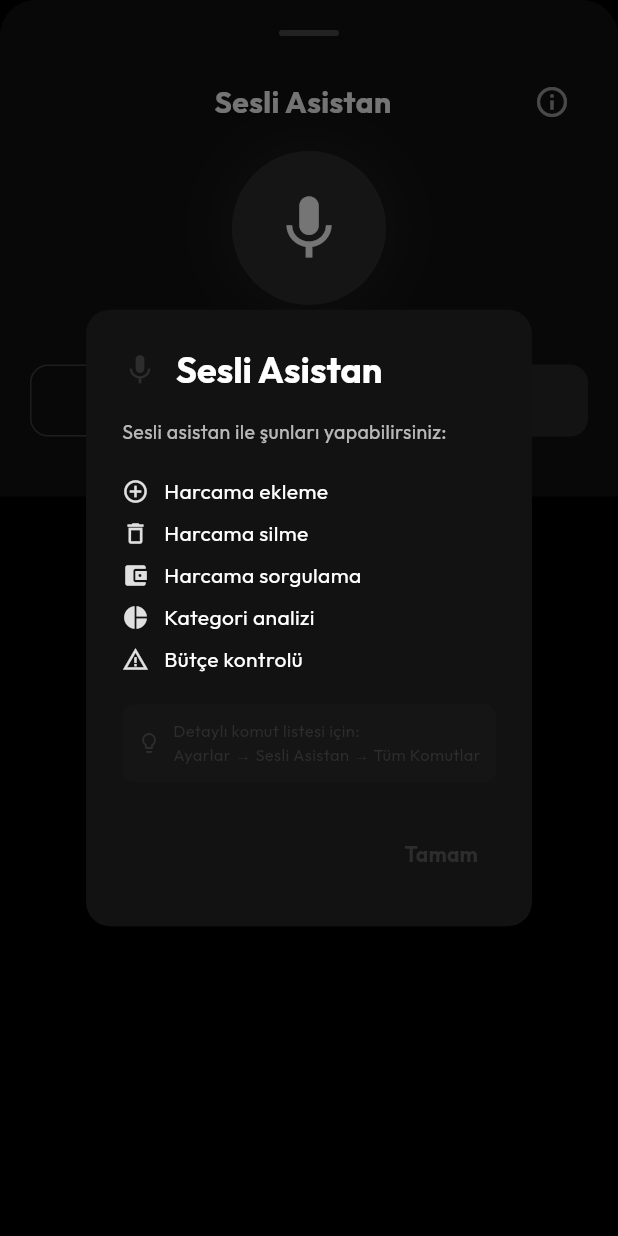
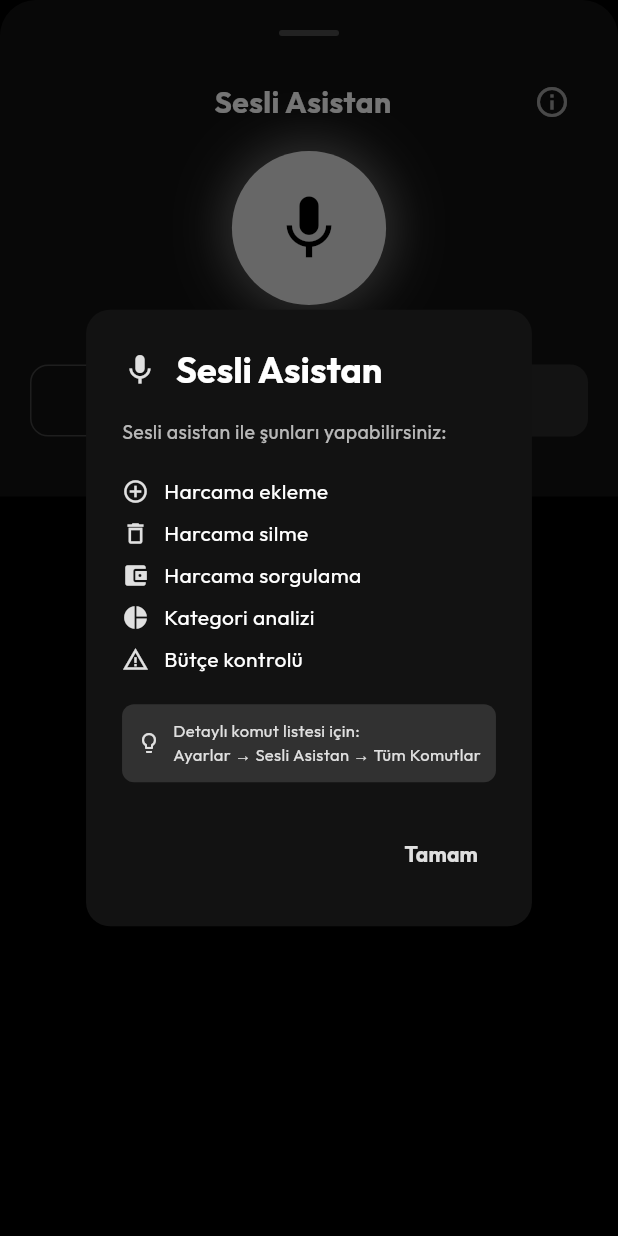
Before and after one commit to SeyitAltintas/Cashly, a Flutter app: the VoiceInputSheet widget shown alone on an empty page, opened directly with empty values, after a tap on the "info outline" icon, on a phone screen of 412 x 824 dp. Run offline on Flutter 3.47's test engine with Material 3 defaults, Android fonts, the light colour scheme and no system bars; our stand-ins replace fl_chart, flutter_tts, google_fonts, hive_flutter, image_picker, local_auth and 1 more; accounts and stored records are empty.

Commit message:
Varsayılan tema dördüncü adım tamamlandı.

```diff
--- a/lib/features/expenses/presentation/widgets/voice_input_sheet.dart
+++ b/lib/features/expenses/presentation/widgets/voice_input_sheet.dart
@@ -1050,7 +1050,7 @@ class _VoiceInputSheetState extends State<VoiceInputSheet>
         shape: RoundedRectangleBorder(borderRadius: BorderRadius.circular(16)),
         title: Row(
           children: [
-            Icon(Icons.mic, color: Theme.of(context).colorScheme.primary),
+            Icon(Icons.mic, color: Theme.of(context).colorScheme.secondary),
             const SizedBox(width: 12),
             Text(
               'Sesli Asistan',
@@ -1094,7 +1094,7 @@ class _VoiceInputSheetState extends State<VoiceInputSheet>
               decoration: BoxDecoration(
                 color: Theme.of(
                   context,
-                ).colorScheme.primary.withValues(alpha: 0.1),
+                ).colorScheme.secondary.withValues(alpha: 0.15),
                 borderRadius: BorderRadius.circular(8),
               ),
               child: Row(
@@ -1102,14 +1102,14 @@ class _VoiceInputSheetState extends State<VoiceInputSheet>
                   Icon(
                     Icons.lightbulb_outline,
                     size: 16,
-                    color: Theme.of(context).colorScheme.primary,
+                    color: Theme.of(context).colorScheme.secondary,
                   ),
                   const SizedBox(width: 8),
                   Expanded(
                     child: Text(
                       'Detaylı komut listesi için:\nAyarlar → Sesli Asistan → Tüm Komutlar',
                       style: TextStyle(
-                        color: Theme.of(context).colorScheme.primary,
+                        color: Theme.of(context).colorScheme.secondary,
                         fontSize: 11,
                       ),
                     ),
@@ -1125,7 +1125,7 @@ class _VoiceInputSheetState extends State<VoiceInputSheet>
             child: Text(
               'Tamam',
               style: TextStyle(
-                color: Theme.of(context).colorScheme.primary,
+                color: Theme.of(context).colorScheme.secondary,
                 fontWeight: FontWeight.bold,
               ),
             ),
@@ -1475,8 +1475,10 @@ class _VoiceInputSheetState extends State<VoiceInputSheet>
                     child: ElevatedButton(
                       onPressed: canConfirm ? _confirm : null,
                       style: ElevatedButton.styleFrom(
-                        backgroundColor: Theme.of(context).colorScheme.primary,
-                        foregroundColor: Colors.white,
+                        backgroundColor: Theme.of(
+                          context,
+                        ).colorScheme.secondary,
+                        foregroundColor: Colors.black,
                         padding: const EdgeInsets.symmetric(vertical: 14),
                         shape: RoundedRectangleBorder(
                           borderRadius: BorderRadius.circular(12),
@@ -1788,7 +1790,7 @@ class _VoiceInputSheetState extends State<VoiceInputSheet>
                   decoration: BoxDecoration(
                     shape: BoxShape.circle,
                     color: _isListening
-                        ? Theme.of(context).colorScheme.primary
+                        ? Theme.of(context).colorScheme.secondary
                         : Theme.of(
                             context,
                           ).colorScheme.onSurface.withValues(alpha: 0.1),
@@ -1797,7 +1799,7 @@ class _VoiceInputSheetState extends State<VoiceInputSheet>
                             BoxShadow(
                               color: Theme.of(
                                 context,
-                              ).colorScheme.primary.withValues(alpha: 0.4),
+                              ).colorScheme.secondary.withValues(alpha: 0.4),
                               blurRadius: 20,
                               spreadRadius: 5,
                             ),
@@ -1808,8 +1810,8 @@ class _VoiceInputSheetState extends State<VoiceInputSheet>
                     _isListening ? Icons.mic : Icons.mic_none,
                     size: 40,
                     color: _isListening
-                        ? Colors.white
-                        : Theme.of(context).colorScheme.primary,
+                        ? Colors.black
+                        : Theme.of(context).colorScheme.secondary,
                   ),
                 ),
               );
```
